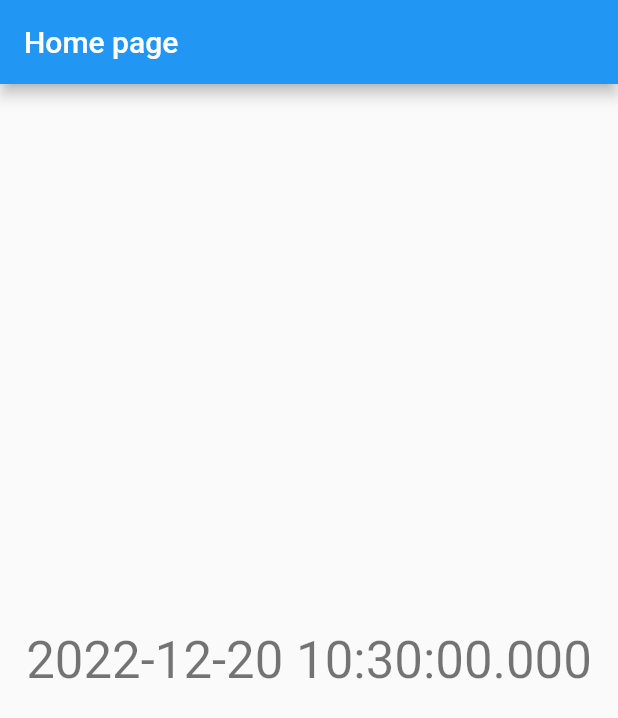
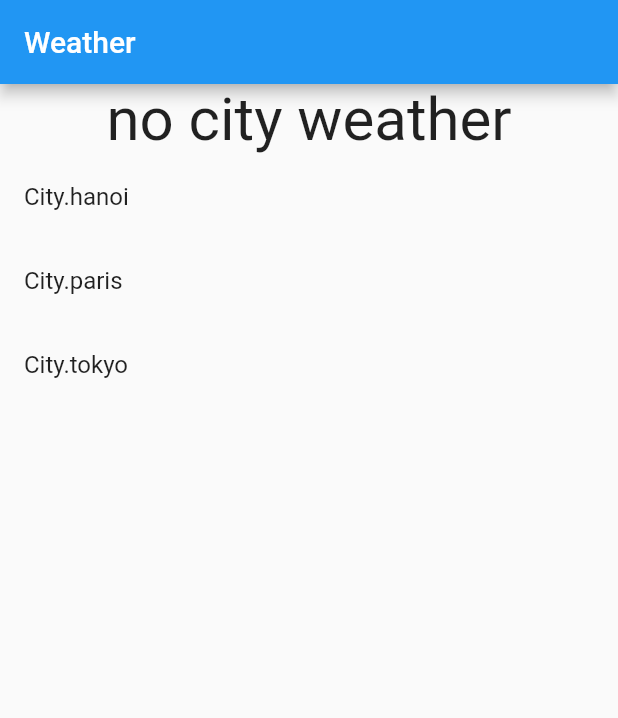
Before and after one commit to hapo-khangld/simple_riverpod_projec, a Flutter app: the screen it shows after launch, on a phone screen of 412 x 824 dp. Shown: the top 718 px of the screen. Run offline on Flutter 3.47's test engine with Material 2 defaults, Android fonts, the phone set to English and light mode, and no system bars; our stand-ins replace hooks_riverpod.

Commit message:
stateNotifier + futureProvider

```diff
--- a/lib/main.dart
+++ b/lib/main.dart
@@ -29,6 +29,43 @@ final currentDate = Provider<DateTime>(
   (ref) => DateTime.now(),
 );
 
+enum City {
+  hanoi,
+  paris,
+  tokyo,
+}
+
+typedef WeatherEmoji = String;
+
+//Ui writes to and reads from this
+Future<WeatherEmoji> getWeather(City city) {
+  return Future.delayed(
+    const Duration(seconds: 1),
+    () =>
+        {
+          City.hanoi: 'sun',
+          City.paris: 'snow',
+          City.tokyo: 'rain',
+        }[city] ??
+        'hot',
+  );
+}
+
+//will be changed by the UI
+final currentCityProvider = StateProvider<City?>(
+  (ref) => null,
+);
+
+//Ui reads this
+final weatherProvider = FutureProvider<WeatherEmoji>((ref) {
+  final city = ref.watch(currentCityProvider);
+  if (city != null) {
+    return getWeather(city);
+  } else {
+    return 'no city weather';
+  }
+});
+
 class HomePage extends ConsumerWidget {
   const HomePage({
     Key? key,
@@ -36,16 +73,37 @@ class HomePage extends ConsumerWidget {
 
   @override
   Widget build(BuildContext context, WidgetRef ref) {
-    final date = ref.watch(currentDate);
+    final weather = ref.watch(weatherProvider);
     return Scaffold(
       appBar: AppBar(
-        title: const Text('Home page'),
+        title: const Text('Weather'),
       ),
-      body: Center(
-        child: Text(
-          date.toString(),
-          style: Theme.of(context).textTheme.headline4,
-        ),
+      body: Column(
+        children: [
+          weather.when(
+            data: (data) => Text(data, style: const TextStyle(fontSize: 40,),),
+            error: (_, __) => const Text('Not City'),
+            loading: () => const CircularProgressIndicator(),
+          ),
+          Expanded(
+            child: ListView.builder(
+              itemBuilder: (context, index) {
+                final city = City.values[index];
+                final isSelected = city == ref.watch(currentCityProvider);
+                return ListTile(
+                  title: Text(
+                    city.toString(),
+                  ),
+                  trailing: isSelected ? const Icon(Icons.check) : null,
+                  onTap: () {
+                    ref.read(currentCityProvider.notifier).state = city;
+                  },
+                );
+              },
+              itemCount: City.values.length,
+            ),
+          ),
+        ],
       ),
     );
   }
```
